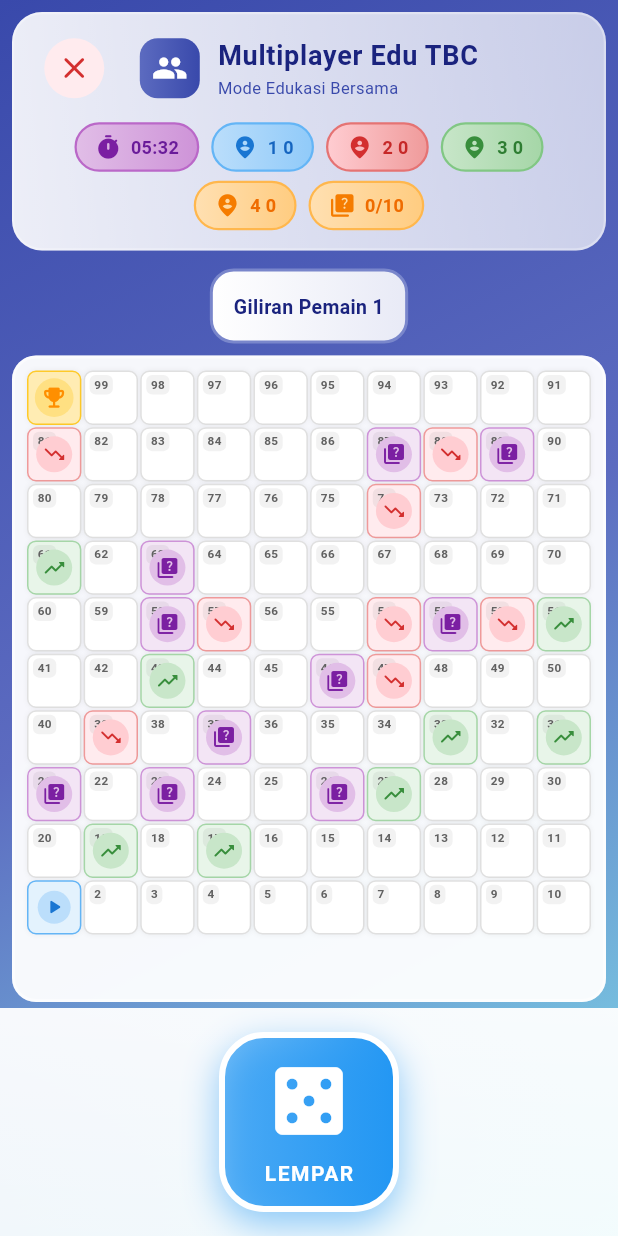
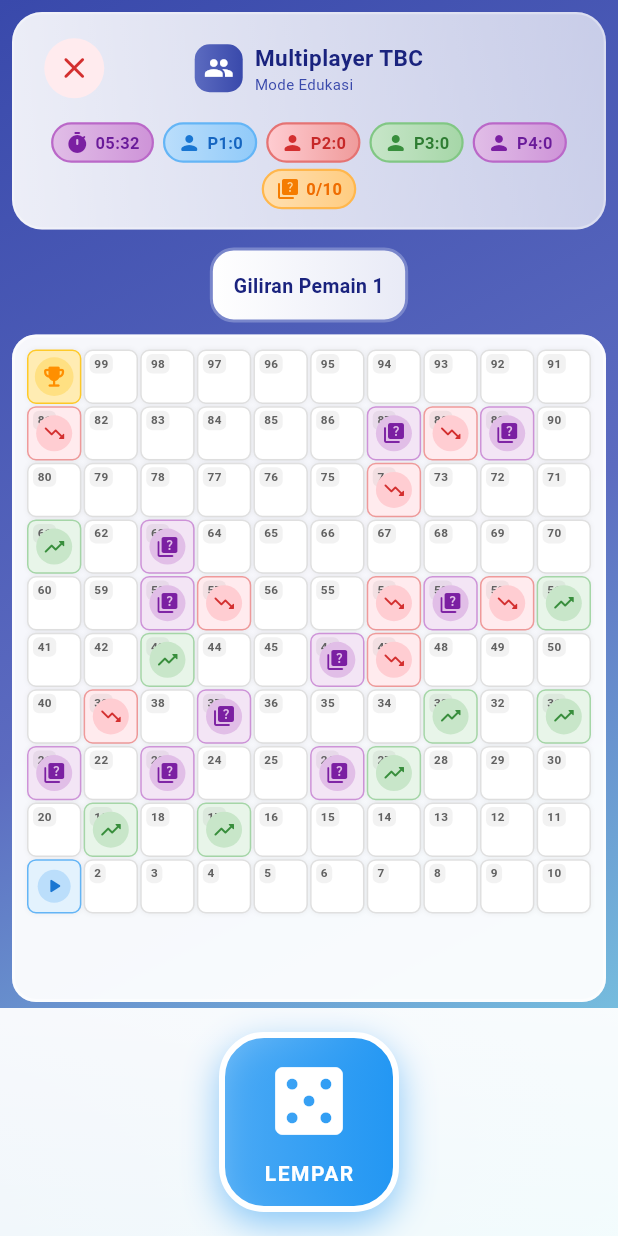
Before and after one commit to djambred/ular_tangga, a Flutter app: the MultiplayerGameScreen screen opened directly, on a phone screen of 412 x 824 dp. Run offline on Flutter 3.47's test engine with Material 3 defaults, Android fonts, the phone set to English and light mode, and no system bars; our stand-ins replace shared_preferences, socket_io_client; accounts and stored records are empty; network calls fail.

Commit message:
fresh from oven

```diff
--- a/lib/screens/multiplayer_game_screen.dart
+++ b/lib/screens/multiplayer_game_screen.dart
@@ -175,7 +175,7 @@ class _MultiplayerGameScreenState extends State<MultiplayerGameScreen> with Tick
       Player(id: 1, name: 'Pemain 1', color: Colors.blue),
       Player(id: 2, name: 'Pemain 2', color: Colors.red),
       Player(id: 3, name: 'Pemain 3', color: Colors.green),
-      Player(id: 4, name: 'Pemain 4', color: Colors.orange),
+      Player(id: 4, name: 'Pemain 4', color: Colors.purple),
     ];
     currentPlayerIndex = 0;
     showInfo = true;
@@ -192,7 +192,7 @@ class _MultiplayerGameScreenState extends State<MultiplayerGameScreen> with Tick
     print('   My Socket ID: $mySocketId');
     print('   Room Players: $roomPlayers');
 
-    final colors = [Colors.blue, Colors.red, Colors.green, Colors.orange];
+    final colors = [Colors.blue, Colors.red, Colors.green, Colors.purple];
     players = [];
     for (int i = 0; i < roomPlayers.length; i++) {
       final p = roomPlayers[i] as Map<String, dynamic>;
@@ -377,9 +377,14 @@ class _MultiplayerGameScreenState extends State<MultiplayerGameScreen> with Tick
       // Server will emit dice_rolled event with result
     } else {
       // Local mode: generate dice result immediately
-      final value = Random().nextInt(3) + 4; // 4..6 range
-      diceValue = value;
-      _showDiceDialog(value);
+      Future.delayed(const Duration(milliseconds: 100), () {
+        if (!mounted) return;
+        final value = Random().nextInt(3) + 4; // 4..6 range
+        setState(() {
+          diceValue = value;
+        });
+        _showDiceDialog(value);
+      });
     }
   }
 
@@ -1020,20 +1025,59 @@ class _MultiplayerGameScreenState extends State<MultiplayerGameScreen> with Tick
                     color: Colors.red.shade700,
                     style: IconButton.styleFrom(backgroundColor: Colors.red.shade50, padding: const EdgeInsets.all(8)),
                   ),
-                  Expanded(child: Row(mainAxisAlignment: MainAxisAlignment.center, children: [
-                    Container(padding: const EdgeInsets.all(8), decoration: BoxDecoration(gradient: LinearGradient(colors: [Colors.indigo.shade400, Colors.indigo.shade600]), borderRadius: BorderRadius.circular(12)), child: const Icon(Icons.group, color: Colors.white, size:24)),
-                    const SizedBox(width:12),
-                    Column(crossAxisAlignment: CrossAxisAlignment.start, children: [
-                      Text('Multiplayer Edu TBC', style: TextStyle(fontSize:18,fontWeight:FontWeight.bold,color:Colors.indigo.shade900,letterSpacing:0.5)),
-                      Text('Mode Edukasi Bersama', style: TextStyle(fontSize:11,color:Colors.indigo.shade600)),
-                    ])
-                  ])),
+                  Expanded(
+                    child: Row(
+                      mainAxisAlignment: MainAxisAlignment.center,
+                      mainAxisSize: MainAxisSize.min,
+                      children: [
+                        Container(
+                          padding: const EdgeInsets.all(6),
+                          decoration: BoxDecoration(
+                            gradient: LinearGradient(colors: [Colors.indigo.shade400, Colors.indigo.shade600]),
+                            borderRadius: BorderRadius.circular(10)
+                          ),
+                          child: const Icon(Icons.group, color: Colors.white, size:20)
+                        ),
+                        const SizedBox(width:8),
+                        Flexible(
+                          child: Column(
+                            crossAxisAlignment: CrossAxisAlignment.start,
+                            mainAxisSize: MainAxisSize.min,
+                            children: [
+                              Text(
+                                'Multiplayer TBC',
+                                style: TextStyle(
+                                  fontSize:15,
+                                  fontWeight:FontWeight.bold,
+                                  color:Colors.indigo.shade900,
+                                  letterSpacing:0.3
+                                ),
+                                overflow: TextOverflow.ellipsis,
+                              ),
+                              Text(
+                                'Mode Edukasi',
+                                style: TextStyle(
+                                  fontSize:10,
+                                  color:Colors.indigo.shade600
+                                ),
+                                overflow: TextOverflow.ellipsis,
+                              ),
+                            ]
+                          ),
+                        ),
+                      ]
+                    ),
+                  ),
                   const SizedBox(width:48),
                 ]),
                 const SizedBox(height: 12),
-                Wrap(spacing:8, runSpacing:6, alignment: WrapAlignment.center, children: [
+                Wrap(spacing:6, runSpacing:4, alignment: WrapAlignment.center, children: [
                   _chip(icon: Icons.timer_rounded, label: _formatTime(remainingSeconds), color: remainingSeconds < 60 ? Colors.red : Colors.purple),
-                  ...players.map((p) => _chip(icon: Icons.person_pin_circle_rounded, label: '${p.name.split(' ').last} ${p.position}', color: p.color as MaterialColor)).toList(),
+                  ...players.map((p) {
+                    // Shorten player name to first letter + position
+                    final shortName = 'P${p.id}:${p.position}';
+                    return _chip(icon: Icons.person_rounded, label: shortName, color: p.color as MaterialColor);
+                  }).toList(),
                   _chip(icon: Icons.quiz_rounded, label: '${completedQuizzes.length}/10', color: Colors.orange),
                 ])
               ]),
@@ -1165,13 +1209,27 @@ class _MultiplayerGameScreenState extends State<MultiplayerGameScreen> with Tick
 
   Widget _chip({required IconData icon, required String label, required MaterialColor color}) {
     return Container(
-      padding: const EdgeInsets.symmetric(horizontal:12, vertical:6),
+      padding: const EdgeInsets.symmetric(horizontal:8, vertical:4),
       decoration: BoxDecoration(
         gradient: LinearGradient(colors: [color.shade100, color.shade200]),
-        borderRadius: BorderRadius.circular(20),
+        borderRadius: BorderRadius.circular(16),
         border: Border.all(color: color.shade300, width:1.5),
       ),
-      child: Row(mainAxisSize: MainAxisSize.min, children: [Icon(icon, size:18, color: color.shade700), const SizedBox(width:6), Text(label, style: TextStyle(fontWeight: FontWeight.bold, color: color.shade800, fontSize:12))]),
+      child: Row(
+        mainAxisSize: MainAxisSize.min,
+        children: [
+          Icon(icon, size:16, color: color.shade700),
+          const SizedBox(width:4),
+          Flexible(
+            child: Text(
+              label,
+              style: TextStyle(fontWeight: FontWeight.bold, color: color.shade800, fontSize:11),
+              overflow: TextOverflow.ellipsis,
+              maxLines: 1,
+            ),
+          ),
+        ],
+      ),
     );
   }
 }
```
